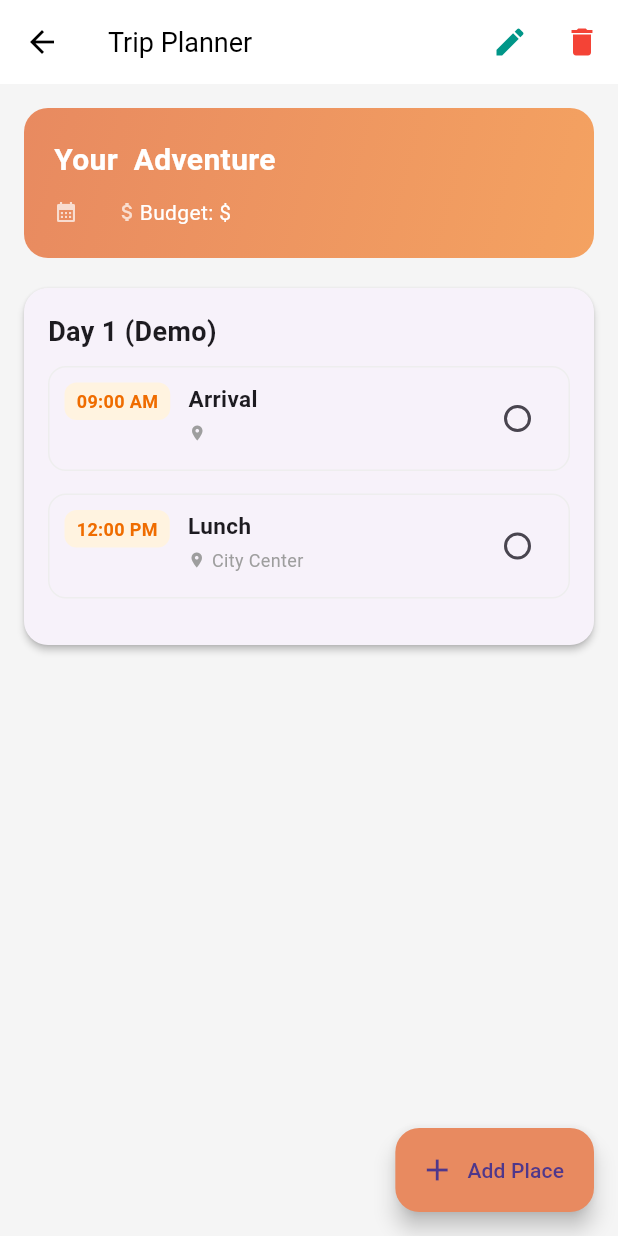
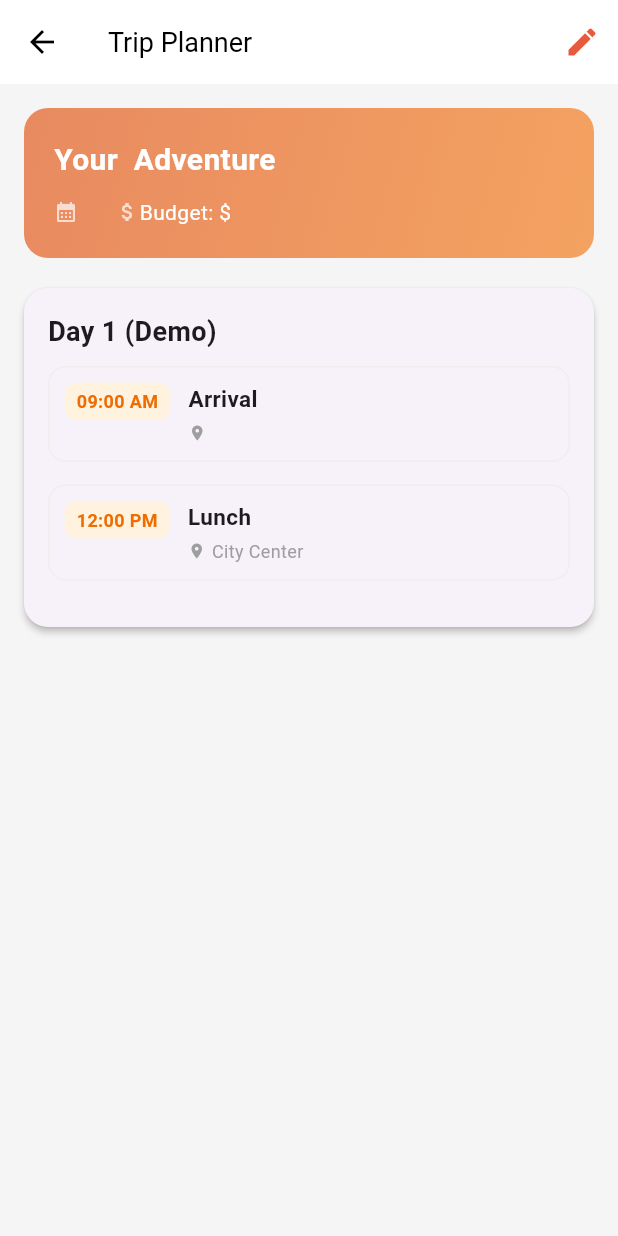
Before and after one commit to Roamieee/RoamieRepo, a Flutter app: the ItineraryScreen screen opened directly with empty values, on a phone screen of 412 x 824 dp. Run offline on Flutter 3.47's test engine with Material 3 defaults, Android fonts, the phone set to English and light mode, and no system bars; our stand-ins replace cloud_firestore, firebase_core, flutter_dotenv, flutter_tts, image_picker, speech_to_text; missing offline and left inert: firebase_data_connect, google_mlkit_text_recognition; accounts and stored records are empty.

Commit message:
refine itinerary ui
delete add and delete button

```diff
--- a/roamie/lib/itinerary_screen.dart
+++ b/roamie/lib/itinerary_screen.dart
@@ -7,14 +7,12 @@ class Activity {
   String title;
   String location;
   String cost;
-  bool isSelected;
 
   Activity({
     required this.time,
     required this.title,
     required this.location,
     required this.cost,
-    this.isSelected = false,
   });
 }
 
@@ -48,6 +46,9 @@ class ItineraryScreen extends StatefulWidget {
 
 class _ItineraryScreenState extends State<ItineraryScreen> {
   List<DaySchedule> schedule = [];
+
+  // Define your app's theme orange
+  final Color _themeOrange = const Color(0xFFE65B3E);
 
   @override
   void initState() {
@@ -128,14 +129,6 @@ class _ItineraryScreenState extends State<ItineraryScreen> {
     return buffer.toString();
   }
 
-  void _deleteSelectedItems() {
-    setState(() {
-      for (var day in schedule) {
-        day.activities.removeWhere((item) => item.isSelected);
-      }
-    });
-  }
-
   void _addNewItem() {
     if (schedule.isEmpty) return;
     setState(() {
@@ -163,7 +156,7 @@ class _ItineraryScreenState extends State<ItineraryScreen> {
         actions: [
           // Edit Button
           IconButton(
-            icon: const Icon(Icons.edit, color: Colors.teal),
+            icon: Icon(Icons.edit, color: _themeOrange),
             tooltip: "Edit & Train",
             onPressed: () {
               Navigator.push(
@@ -177,11 +170,6 @@ class _ItineraryScreenState extends State<ItineraryScreen> {
               );
             },
           ),
-          // Delete Button
-          IconButton(
-            icon: const Icon(Icons.delete, color: Colors.red),
-            onPressed: _deleteSelectedItems,
-          )
         ],
       ),
       body: SingleChildScrollView(
@@ -238,13 +226,6 @@ class _ItineraryScreenState extends State<ItineraryScreen> {
             ],
           ),
         ),
-      ),
-
-      floatingActionButton: FloatingActionButton.extended(
-        onPressed: _addNewItem,
-        label: const Text("Add Place"),
-        icon: const Icon(Icons.add),
-        backgroundColor: const Color(0xFFE88A60),
       ),
     );
   }
@@ -313,16 +294,6 @@ class _ItineraryScreenState extends State<ItineraryScreen> {
               ],
             ),
           ),
-          Checkbox(
-            value: activity.isSelected,
-            activeColor: Colors.orange,
-            shape: const CircleBorder(),
-            onChanged: (bool? value) {
-              setState(() {
-                activity.isSelected = value!;
-              });
-            },
-          )
         ],
       ),
     );
```
